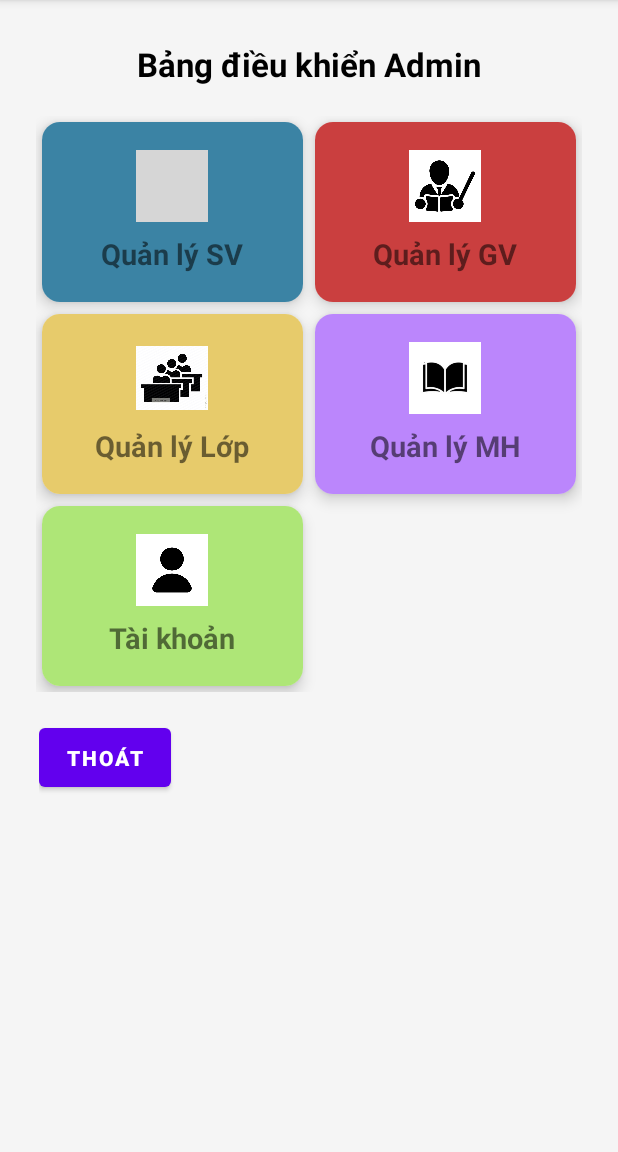
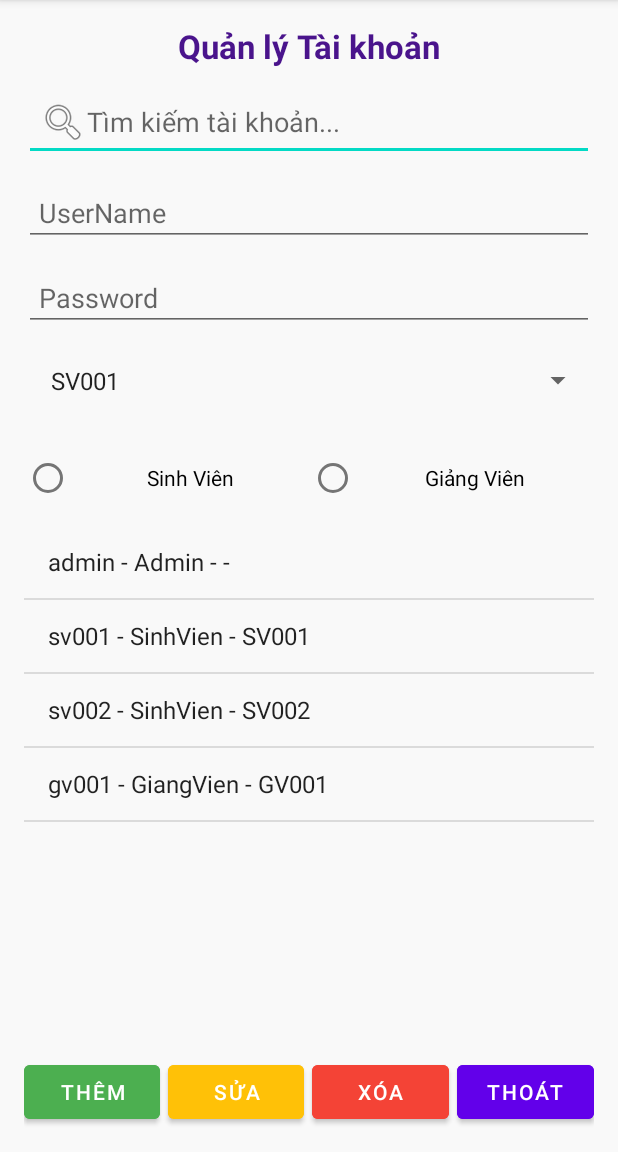
Before and after one commit to nguynhuwg-hub/QLSV, an Android app: the AdminActivity screen opened directly, with no data from a screen before it, after a tap on "Tài khoản", on a phone screen of 412 x 824 dp, the part 84-1236 px from its top. Run offline under Robolectric (Android 15) with nearby library versions, the phone set to English and light mode, and no system bars; libraries missing offline, so code that uses them is left out: org.mindrot.jbcrypt; grey boxes are pictures that could not be loaded.

Commit message:
activity taikhoan

```diff
--- a/app/src/main/AndroidManifest.xml
+++ b/app/src/main/AndroidManifest.xml
@@ -31,6 +31,7 @@
 <activity android:name=".Admin.QuanlySinhvienActivity" android:exported="false"></activity>
 
       <activity android:name=".Admin.QuanlyGiangvienActivity" android:exported="false"></activity>
+        <activity android:name=".Admin.Quanlytaikhoan" android:exported="false"></activity>
 
 
     </application>
--- a/app/src/main/java/com/example/project1/Admin/AdminActivity.java
+++ b/app/src/main/java/com/example/project1/Admin/AdminActivity.java
@@ -55,8 +55,9 @@ public class AdminActivity extends AppCompatActivity {
                 Toast.makeText(this, "Quản lý môn học", Toast.LENGTH_SHORT).show()
         );
 
-        cardTaiKhoan.setOnClickListener(v ->
-                Toast.makeText(this, "Quản lý tài khoản", Toast.LENGTH_SHORT).show()
-        );
+        cardTaiKhoan.setOnClickListener(v -> {
+            Toast.makeText(this, "Quản lý tài khoản", Toast.LENGTH_SHORT).show();
+            startActivity(new Intent(AdminActivity.this, Quanlytaikhoan.class));
+        });
     }
 }
--- /dev/null
+++ b/app/src/main/java/com/example/project1/Admin/Quanlytaikhoan.java
@@ -0,0 +1,284 @@
+package com.example.project1.Admin;
+
+import android.os.Bundle;
+import android.content.ContentValues;
+import android.database.Cursor;
+import android.database.sqlite.SQLiteDatabase;
+import android.text.Editable;
+import android.text.TextWatcher;
+import android.widget.ArrayAdapter;
+import android.widget.Button;
+import android.widget.EditText;
+import android.widget.ListView;
+import android.widget.RadioButton;
+import android.widget.RadioGroup;
+import android.widget.Spinner;
+import android.widget.Toast;
+
+import androidx.appcompat.app.AppCompatActivity;
+
+import com.example.project1.R;
+import com.example.project1.database.CreateDatabase;
+
+import java.util.ArrayList;
+import java.util.List;
+
+public class Quanlytaikhoan extends AppCompatActivity {
+
+    EditText edtNhapTK, edtNhapMK, edtSearch;
+    Spinner spinnerMS;
+    RadioGroup radioGroupRole;
+    RadioButton rdoSinhVien, rdoGiangVien;
+    Button btnThem, btnSua, btnXoa, btnThoat;
+    ListView lvTaiKhoan;
+    CreateDatabase dbHelper;
+    ArrayAdapter<String> taiKhoanAdapter;
+    List<String> listTaiKhoan, listTaiKhoanGoc;
+
+    @Override
+    protected void onCreate(Bundle savedInstanceState) {
+        super.onCreate(savedInstanceState);
+        setContentView(R.layout.quanlytaikhoan);
+
+        // Ánh xạ View
+        edtNhapTK = findViewById(R.id.edtNhapTK);
+        edtNhapMK = findViewById(R.id.edtNhapMK);
+        edtSearch = findViewById(R.id.edtSearch);
+        spinnerMS = findViewById(R.id.SpinnerMS);
+        radioGroupRole = findViewById(R.id.radioGroupRole);
+        rdoSinhVien = findViewById(R.id.rdoSinhVien);
+        rdoGiangVien = findViewById(R.id.rdoGiangVien);
+        btnThem = findViewById(R.id.btnThem);
+        btnSua = findViewById(R.id.btnSua);
+        btnXoa = findViewById(R.id.btnXoa);
+        btnThoat = findViewById(R.id.btnThoat);
+        lvTaiKhoan = findViewById(R.id.lvTaiKhoan);
+
+        dbHelper = new CreateDatabase(this);
+
+        // Mặc định load mã Sinh viên
+        loadSpinnerData("SinhVien");
+
+        // Khi chọn loại role thì load lại danh sách mã tương ứng
+        radioGroupRole.setOnCheckedChangeListener((group, checkedId) -> {
+            if (checkedId == R.id.rdoSinhVien)
+                loadSpinnerData("SinhVien");
+            else if (checkedId == R.id.rdoGiangVien)
+                loadSpinnerData("GiangVien");
+        });
+
+        // Load danh sách tài khoản
+        loadTaiKhoan();
+
+        // ====== Click ListView: Hiển thị thông tin để sửa ======
+        lvTaiKhoan.setOnItemClickListener((parent, view, position, id) -> {
+            String selected = listTaiKhoan.get(position);
+            String[] parts = selected.split(" - ");
+            if (parts.length >= 3) {
+                String user = parts[0];
+                String role = parts[1];
+                String ma = parts[2];
+
+                edtNhapTK.setText(user);
+
+                SQLiteDatabase db = dbHelper.getReadableDatabase();
+                Cursor cursor = db.rawQuery("SELECT Password FROM NguoiDung WHERE Username=?", new String[]{user});
+                if (cursor.moveToFirst()) edtNhapMK.setText(cursor.getString(0));
+                cursor.close();
+
+                if (role.equals("SinhVien")) rdoSinhVien.setChecked(true);
+                else if (role.equals("GiangVien")) rdoGiangVien.setChecked(true);
+
+                loadSpinnerData(role);
+
+                ArrayAdapter<String> adapter = (ArrayAdapter<String>) spinnerMS.getAdapter();
+                int index = adapter.getPosition(ma);
+                if (index >= 0) spinnerMS.setSelection(index);
+            }
+        });
+
+        // ====== Nút Thêm ======
+        btnThem.setOnClickListener(v -> {
+            String user = edtNhapTK.getText().toString().trim();
+            String pass = edtNhapMK.getText().toString().trim();
+            String role = getSelectedRole();
+            String ma = spinnerMS.getSelectedItem() != null ? spinnerMS.getSelectedItem().toString() : "";
+
+            if (user.isEmpty() || pass.isEmpty()) {
+                Toast.makeText(this, "Vui lòng nhập đầy đủ thông tin!", Toast.LENGTH_SHORT).show();
+                return;
+            }
+
+            SQLiteDatabase db = dbHelper.getWritableDatabase();
+            Cursor check = db.rawQuery("SELECT * FROM NguoiDung WHERE Username=?", new String[]{user});
+            if (check.moveToFirst()) {
+                Toast.makeText(this, "Tài khoản đã tồn tại!", Toast.LENGTH_SHORT).show();
+                check.close();
+                return;
+            }
+            check.close();
+
+            ContentValues values = new ContentValues();
+            values.put("Username", user);
+            values.put("Password", pass);
+            values.put("Role", role);
+
+            if (role.equals("SinhVien")) {
+                values.put("MaSV", ma);
+                values.putNull("MaGV");
+            } else {
+                values.put("MaGV", ma);
+                values.putNull("MaSV");
+            }
+
+            long result = db.insert("NguoiDung", null, values);
+            if (result != -1) {
+                Toast.makeText(this, "Thêm thành công!", Toast.LENGTH_SHORT).show();
+                loadTaiKhoan();
+            } else {
+                Toast.makeText(this, "Lỗi khi thêm!", Toast.LENGTH_SHORT).show();
+            }
+        });
+
+        // ====== Nút Sửa ======
+        btnSua.setOnClickListener(v -> {
+            String user = edtNhapTK.getText().toString().trim();
+            String pass = edtNhapMK.getText().toString().trim();
+            String role = getSelectedRole();
+            String ma = spinnerMS.getSelectedItem() != null ? spinnerMS.getSelectedItem().toString() : "";
+
+            if (user.isEmpty()) {
+                Toast.makeText(this, "Vui lòng chọn tài khoản cần sửa!", Toast.LENGTH_SHORT).show();
+                return;
+            }
+
+            SQLiteDatabase db = dbHelper.getWritableDatabase();
+            ContentValues values = new ContentValues();
+            if (!pass.isEmpty()) values.put("Password", pass);
+            values.put("Role", role);
+
+            if (role.equals("SinhVien")) {
+                values.put("MaSV", ma);
+                values.putNull("MaGV");
+            } else {
+                values.put("MaGV", ma);
+                values.putNull("MaSV");
+            }
+
+            int rows = db.update("NguoiDung", values, "Username=?", new String[]{user});
+            if (rows > 0) {
+                Toast.makeText(this, "Cập nhật thành công!", Toast.LENGTH_SHORT).show();
+                loadTaiKhoan();
+            } else {
+                Toast.makeText(this, "Không tìm thấy tài khoản!", Toast.LENGTH_SHORT).show();
+            }
+        });
+
+        // ====== Nút Xóa ======
+        btnXoa.setOnClickListener(v -> {
+            String user = edtNhapTK.getText().toString().trim();
+            if (user.isEmpty()) {
+                Toast.makeText(this, "Chọn tài khoản cần xóa!", Toast.LENGTH_SHORT).show();
+                return;
+            }
+
+            SQLiteDatabase db = dbHelper.getWritableDatabase();
+            db.delete("NguoiDung", "Username=?", new String[]{user});
+            Toast.makeText(this, "Đã xóa tài khoản!", Toast.LENGTH_SHORT).show();
+            loadTaiKhoan();
+        });
+
+        // ====== Nút Thoát ======
+        btnThoat.setOnClickListener(v -> finish());
+
+        // ====== Tìm kiếm realtime ======
+        edtSearch.addTextChangedListener(new TextWatcher() {
+            @Override public void beforeTextChanged(CharSequence s, int start, int count, int after) {}
+            @Override public void onTextChanged(CharSequence s, int start, int before, int count) {
+                filterTaiKhoan(s.toString());
+            }
+            @Override public void afterTextChanged(Editable s) {}
+        });
+    }
+
+    // ================== LOAD SPINNER ==================
+    private void loadSpinnerData(String role) {
+        SQLiteDatabase db = dbHelper.getReadableDatabase();
+        List<String> list = new ArrayList<>();
+        Cursor cursor;
+
+        if (role.equals("GiangVien"))
+            cursor = db.rawQuery("SELECT MaGV FROM GiangVien", null);
+        else
+            cursor = db.rawQuery("SELECT MaSV FROM SinhVien", null);
+
+        if (cursor.moveToFirst()) {
+            do {
+                list.add(cursor.getString(0));
+            } while (cursor.moveToNext());
+        }
+        cursor.close();
+
+        ArrayAdapter<String> adapter = new ArrayAdapter<>(this,
+                android.R.layout.simple_spinner_item, list);
+        adapter.setDropDownViewResource(android.R.layout.simple_spinner_dropdown_item);
+        spinnerMS.setAdapter(adapter);
+    }
+
+    // ================== LOAD LISTVIEW ==================
+    private void loadTaiKhoan() {
+        if (listTaiKhoan == null) listTaiKhoan = new ArrayList<>();
+        listTaiKhoan.clear();
+
+        SQLiteDatabase db = dbHelper.getReadableDatabase();
+        Cursor cursor = db.rawQuery("SELECT Username, Role, MaSV, MaGV FROM NguoiDung", null);
+
+        if (cursor.moveToFirst()) {
+            do {
+                String user = cursor.getString(0);
+                String role = cursor.getString(1);
+                String maSV = cursor.getString(2);
+                String maGV = cursor.getString(3);
+
+                String ma = "-";
+                if ("SinhVien".equals(role) && maSV != null) ma = maSV;
+                else if ("GiangVien".equals(role) && maGV != null) ma = maGV;
+
+                listTaiKhoan.add(user + " - " + role + " - " + ma);
+            } while (cursor.moveToNext());
+        }
+        cursor.close();
+
+        if (taiKhoanAdapter == null) {
+            taiKhoanAdapter = new ArrayAdapter<>(this,
+                    android.R.layout.simple_list_item_1, listTaiKhoan);
+            lvTaiKhoan.setAdapter(taiKhoanAdapter);
+        } else {
+            taiKhoanAdapter.notifyDataSetChanged();
+        }
+
+        if (listTaiKhoanGoc == null) listTaiKhoanGoc = new ArrayList<>();
+        listTaiKhoanGoc.clear();
+        listTaiKhoanGoc.addAll(listTaiKhoan);
+    }
+
+    // ================== LỌC DANH SÁCH ==================
+    private void filterTaiKhoan(String keyword) {
+        listTaiKhoan.clear();
+        if (keyword.isEmpty()) listTaiKhoan.addAll(listTaiKhoanGoc);
+        else {
+            for (String tk : listTaiKhoanGoc) {
+                if (tk.toLowerCase().contains(keyword.toLowerCase())) {
+                    listTaiKhoan.add(tk);
+                }
+            }
+        }
+        taiKhoanAdapter.notifyDataSetChanged();
+    }
+
+    private String getSelectedRole() {
+        int id = radioGroupRole.getCheckedRadioButtonId();
+        if (id == R.id.rdoSinhVien) return "SinhVien";
+        else return "GiangVien";
+    }
+}
--- a/app/src/main/java/com/example/project1/database/CreateDatabase.java
+++ b/app/src/main/java/com/example/project1/database/CreateDatabase.java
@@ -129,7 +129,7 @@ public static String TB_Sinhvien_Diachi ="DiaChi";
                 "Username TEXT NOT NULL UNIQUE," +
                 "Password TEXT NOT NULL," +
                 "Role TEXT CHECK(Role IN ('Admin','SinhVien','GiangVien')) NOT NULL," +
-                "MaSV TEXT," +
+                "MaSV TEXT,"  +
                 "MaGV TEXT," +
                 "FOREIGN KEY (MaSV) REFERENCES SinhVien(MaSV)," +
                 "FOREIGN KEY (MaGV) REFERENCES GiangVien(MaGV))");
--- a/app/src/main/res/layout/quanlysinhvien_layout.xml
+++ b/app/src/main/res/layout/quanlysinhvien_layout.xml
@@ -3,6 +3,7 @@
     android:layout_width="match_parent"
     android:layout_height="match_parent"
     android:orientation="vertical"
+    android:layout_marginTop="50dp"
     android:padding="16dp">
 
     <EditText
--- /dev/null
+++ b/app/src/main/res/layout/quanlytaikhoan.xml
@@ -0,0 +1,130 @@
+<?xml version="1.0" encoding="utf-8"?>
+<LinearLayout xmlns:android="http://schemas.android.com/apk/res/android"
+    android:layout_width="match_parent"
+    android:layout_height="match_parent"
+    android:orientation="vertical"
+    android:padding="16dp"
+    android:background="#F9F9F9">
+
+    <!-- Tiêu đề -->
+    <TextView
+        android:id="@+id/tvTitle"
+        android:layout_width="match_parent"
+        android:layout_height="wrap_content"
+        android:text="Quản lý Tài khoản"
+        android:textSize="22sp"
+        android:textStyle="bold"
+        android:gravity="center"
+        android:textColor="#4A148C"
+        android:layout_marginBottom="10dp"/>
+
+    <!-- Thanh tìm kiếm -->
+    <EditText
+        android:id="@+id/edtSearch"
+        android:layout_width="match_parent"
+        android:layout_height="wrap_content"
+        android:hint="Tìm kiếm tài khoản..."
+        android:drawableStart="@android:drawable/ic_menu_search"
+        android:padding="10dp"
+        android:layout_marginBottom="12dp"/>
+    <EditText
+        android:id="@+id/edtNhapTK"
+        android:layout_width="match_parent"
+        android:layout_height="wrap_content"
+        android:hint="UserName"
+        android:padding="10dp"
+        android:layout_marginBottom="12dp" />
+    <EditText
+        android:id="@+id/edtNhapMK"
+        android:layout_width="match_parent"
+        android:layout_height="wrap_content"
+        android:hint="Password"
+        android:padding="10dp"
+        android:layout_marginBottom="12dp" />
+    <Spinner
+        android:id="@+id/SpinnerMS"
+        android:layout_width="match_parent"
+        android:layout_height="wrap_content"
+        android:layout_marginBottom="12dp"
+        android:padding="10dp"/>
+    <RadioGroup
+        android:id="@+id/radioGroupRole"
+        android:layout_width="match_parent"
+        android:layout_height="wrap_content"
+        android:orientation="horizontal"
+        android:gravity="center"
+        android:layout_marginTop="8dp"
+        android:layout_marginBottom="8dp">
+
+        <RadioButton
+            android:id="@+id/rdoSinhVien"
+            android:layout_width="0dp"
+            android:layout_height="wrap_content"
+            android:layout_weight="1"
+            android:text="Sinh Viên"
+            android:gravity="center" />
+
+        <RadioButton
+            android:id="@+id/rdoGiangVien"
+            android:layout_width="0dp"
+            android:layout_height="wrap_content"
+            android:layout_weight="1"
+            android:text="Giảng Viên"
+            android:gravity="center" />
+
+    </RadioGroup>
+
+
+    <!-- Danh sách tài khoản -->
+    <ListView
+        android:id="@+id/lvTaiKhoan"
+        android:layout_width="match_parent"
+        android:layout_height="0dp"
+        android:layout_weight="1"
+        android:dividerHeight="1dp" />
+
+    <!-- Các nút chức năng -->
+    <LinearLayout
+        android:layout_width="match_parent"
+        android:layout_height="wrap_content"
+        android:gravity="center"
+        android:orientation="horizontal"
+        android:layout_marginTop="10dp">
+
+        <Button
+            android:id="@+id/btnThem"
+            android:text="Thêm"
+            android:backgroundTint="#4CAF50"
+            android:layout_width="0dp"
+            android:layout_weight="1"
+            android:layout_height="wrap_content"
+            android:layout_marginEnd="5dp"/>
+
+        <Button
+            android:id="@+id/btnSua"
+            android:text="Sửa"
+            android:backgroundTint="#FFC107"
+            android:layout_width="0dp"
+            android:layout_weight="1"
+            android:layout_height="wrap_content"
+            android:layout_marginEnd="5dp"/>
+
+        <Button
+            android:id="@+id/btnXoa"
+            android:text="Xóa"
+            android:backgroundTint="#F44336"
+            android:layout_width="0dp"
+            android:layout_weight="1"
+            android:layout_height="wrap_content"
+            android:layout_marginEnd="5dp"/>
+
+        <Button
+            android:id="@+id/btnThoat"
+            android:text="Thoát"
+            android:backgroundTint="#6200EA"
+            android:layout_width="0dp"
+            android:layout_weight="1"
+            android:layout_height="wrap_content" />
+    </LinearLayout>
+
+</LinearLayout>
--- a/gradle/libs.versions.toml
+++ b/gradle/libs.versions.toml
@@ -1,5 +1,5 @@
 [versions]
-agp = "8.13.0"
+agp = "8.12.1"
 junit = "4.13.2"
 junitVersion = "1.3.0"
 espressoCore = "3.7.0"
```
Also changed, not shown: app/src/main/java/com/example/project1/Admin/QuanlyGiangvienActivity.java (+0 -15 lines).
